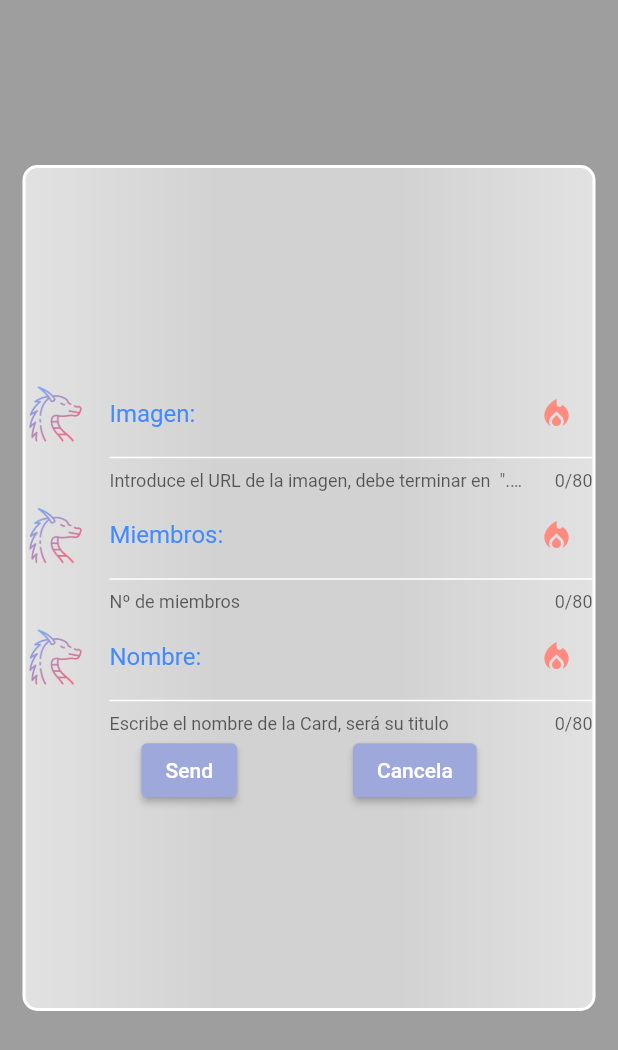
After one commit to SFP95/ExamenDISonia, a Flutter app: the NewCard screen opened directly, after a tap on "Send", on a phone screen of 412 x 824 dp. The commit adds this screen. Shown: the top 1050 px of the screen. Run offline on Flutter 3.47's test engine with Material 2 defaults, Android fonts, the phone set to English and light mode, and no system bars; our stand-ins replace chat_bubbles, cloud_firestore, firebase_auth, firebase_core; accounts and stored records are empty.

Commit message:
añadido accion subida NewCard con boton float

```diff
--- a/lib/App.dart
+++ b/lib/App.dart
@@ -30,7 +30,7 @@ class App extends StatelessWidget{
           '/registerView': (context) => RegisterView(),
           '/onBoarding': (context) => OnBoardingView(),
           '/splashView': (context) => SplashView("assets/images/dragon.png"),
-          '/chatView': (context) => CustomView(),
+          '/customView': (context) => CustomView(),
         },
       );
     }
@@ -43,7 +43,7 @@ class App extends StatelessWidget{
           '/registerView': (context) => RegisterView(),
           '/onBoarding': (context) => OnBoardingView(),
           '/splashView': (context) => SplashView("assets/images/Nia_.png"),
-          '/chatView': (context) => CustomView(),
+          '/customView': (context) => CustomView(),
         },
       );
     }
--- /dev/null
+++ b/lib/home_views/SubirNewCard.dart
@@ -0,0 +1,109 @@
+import 'package:cloud_firestore/cloud_firestore.dart';
+import 'package:flutter/cupertino.dart';
+import 'package:flutter/material.dart';
+import 'package:untitled/fb_proyects/Room.dart';
+import '../custom_views/RFInputText.dart';
+import '../fb_proyects/Perfil.dart';
+import '../singleton/DataHolder.dart';
+
+class NewCard extends StatelessWidget{
+  NewCard({Key?key}):super(key: key);
+
+  final myController = TextEditingController();
+
+  final RFInputText inputImagen=RFInputText(
+    titulo: 'Imagen:',
+    ayuda: 'Introduce el URL de la imagen, debe terminar en  ".png"',);
+  final RFInputText inputMiembros=RFInputText(
+    titulo: 'Miembros:',
+    ayuda: 'Nº de miembros',);
+  final RFInputText inputNombre=RFInputText(
+    titulo: 'Nombre:',
+    ayuda: 'Escribe el nombre de la Card, será su titulo',);
+
+  FirebaseFirestore db=FirebaseFirestore.instance;
+
+  void pressed(String image, int members, String name,BuildContext context) async{
+
+    Room room= Room(image: image, members: members, name: name);
+
+
+    await db.collection("perfiles").doc(DataHolder().perfil.uid).set(room.toFirestore())
+        .onError((e, _) => print("Error writing document: $e"));
+
+    //Navigator.of(context).pop('/home');
+  }
+
+
+  void checkExistingProfile(BuildContext context) async{
+    String? idUser=DataHolder().perfil.uid;
+    final docRef=db.collection("perfiles").doc(idUser);
+
+    DocumentSnapshot docsnap=await docRef.get();
+
+    if(docsnap.exists){
+      Navigator.of(context).pop('/home');
+    }
+  }
+  @override
+  Widget build(BuildContext context) {
+    return Scaffold(
+      backgroundColor: Colors.grey,
+      body: Center(
+              child: Container(
+              margin: const EdgeInsets.only(top: 110, bottom: 150,right: 15,left: 15),
+              decoration: BoxDecoration(
+              borderRadius: BorderRadius.circular(10),
+              border: Border.all(
+              width: 2,
+              color: Colors.white,
+              ),
+              gradient: LinearGradient(
+              colors: [
+              Colors.white70,
+              Colors.white54,
+              Colors.white54,
+              Colors.white70,
+              ]
+            )
+          ),
+        child: Column(
+          mainAxisAlignment: MainAxisAlignment.center,
+          children: [
+            inputImagen,
+            inputMiembros,
+            inputNombre,
+            Row(
+          mainAxisAlignment: MainAxisAlignment.spaceEvenly,
+          children: [
+            ElevatedButton(
+              onPressed: (){
+                pressed(
+                inputImagen.getText(),
+                int.parse(inputMiembros.getText()),
+                inputNombre.getText(),context);
+                Navigator.of(context).popAndPushNamed('/customView');
+             },
+              child: Text('Send'),
+              style:ElevatedButton.styleFrom(
+                backgroundColor: Colors.indigo[200]
+                  ),
+              ),
+            ElevatedButton(
+              onPressed: (){
+                  Navigator.of(context).popAndPushNamed('/customView');
+              },
+              child: Text('Cancela'),
+              style:ElevatedButton.styleFrom(
+              backgroundColor: Colors.indigo[200]
+              ),
+            ),
+              ],
+            ),
+          ],
+          ),
+      ),
+      ),
+    );
+  }
+}
```
Also changed, not shown: lib/fb_proyects/NewCart.dart (added, +37 -0 lines).
